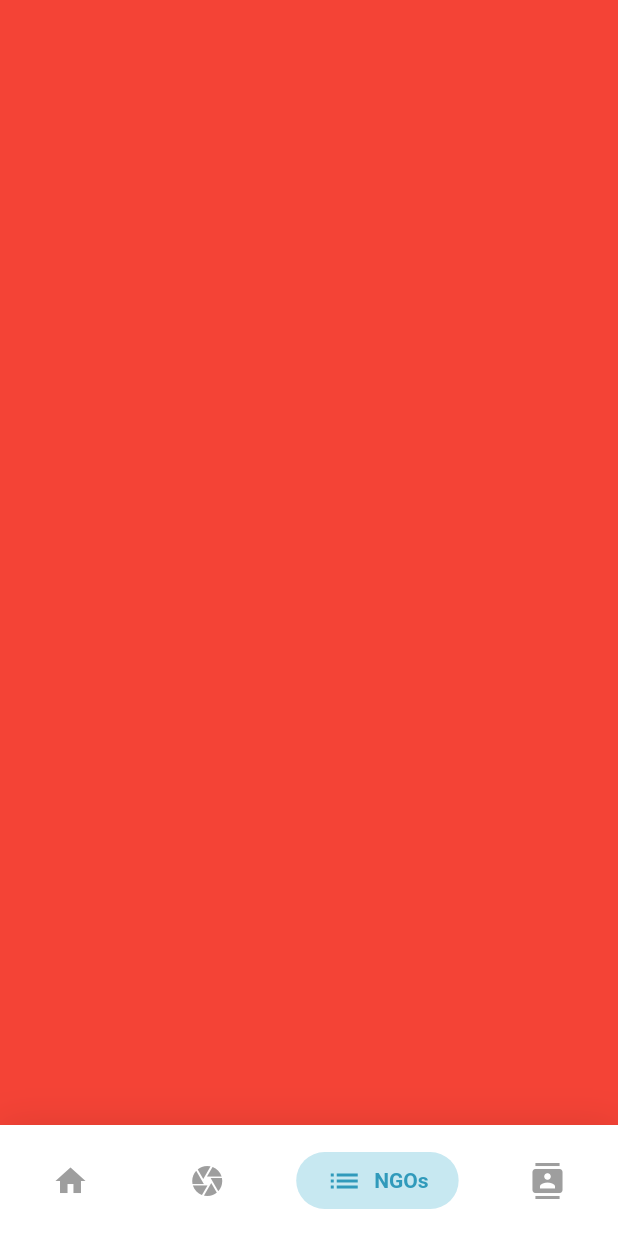
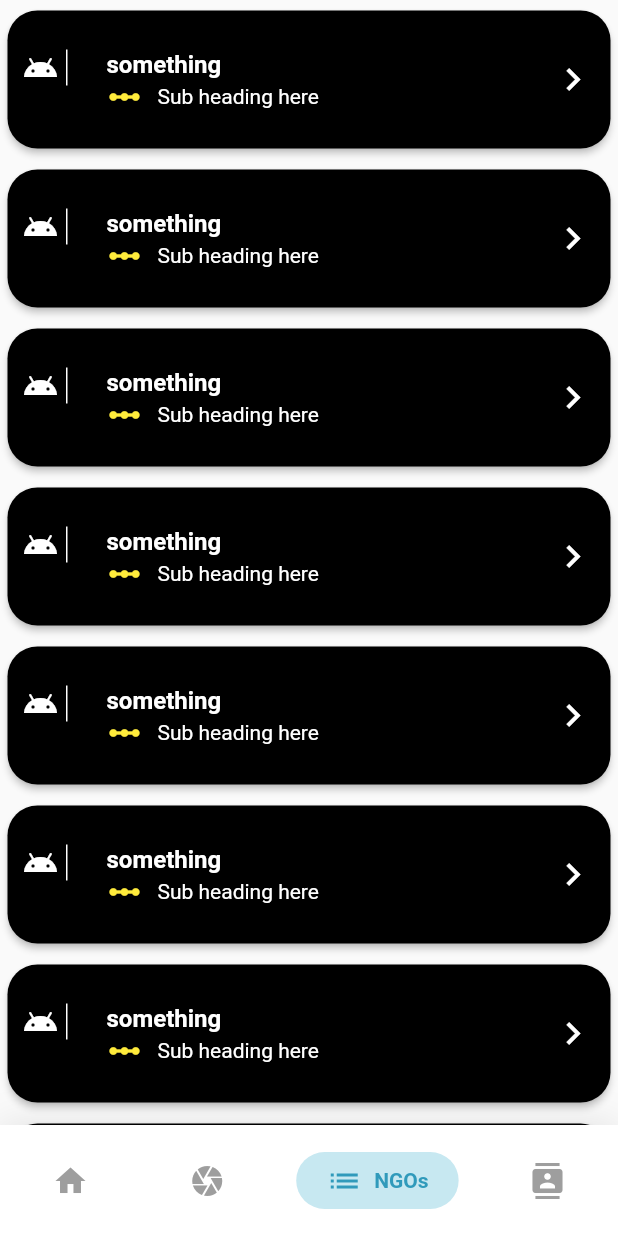
Before and after one commit to aryan29/SIH2020, a Flutter app: the LoginHome screen opened directly, swiped to page 3, on a phone screen of 412 x 824 dp. Run offline on Flutter 3.47's test engine with Material 2 defaults, Android fonts, the light colour scheme and no system bars; drawn by our look-alikes of google_nav_bar; our stand-ins replace dio, flutter_custom_clippers, flutter_rating_bar, flutter_secure_storage, font_awesome_flutter, google_fonts and 5 more; missing offline and left inert: mongo_dart; accounts and stored records are empty; network calls fail; project files that could hold a hidden picture were left out.

Commit message:
Basic UI Done

```diff
--- a/AppDevNew/myapp/lib/Screens/LoginHome.dart
+++ b/AppDevNew/myapp/lib/Screens/LoginHome.dart
@@ -2,6 +2,7 @@ import 'package:flutter/material.dart';
 import 'package:google_nav_bar/google_nav_bar.dart';
 import 'UserProfile.dart';
 import 'uploadImage.dart';
+import 'Ngos.dart';
 
 class LoginHome extends StatefulWidget {
   LoginHome({Key key}) : super(key: key);
@@ -71,8 +72,8 @@ class _LoginHomeState extends State<LoginHome> {
           controller: controller,
           children: <Widget>[
             UserProfile1(),
-           Upload(),
-            Container(color: Colors.red),
+            Upload(),
+            NearbyNGOs(),
             Container(color: Colors.blue),
           ],
         ));
--- /dev/null
+++ b/AppDevNew/myapp/lib/Screens/Ngos.dart
@@ -0,0 +1,25 @@
+import 'package:flutter/material.dart';
+import '../widgets/ListCard.dart';
+
+class NearbyNGOs extends StatefulWidget {
+  NearbyNGOs({Key key}) : super(key: key);
+
+  @override
+  _NearbyNGOsState createState() => _NearbyNGOsState();
+}
+
+class _NearbyNGOsState extends State<NearbyNGOs> {
+  @override
+  Widget build(BuildContext context) {
+    return Container(
+      child: Container(
+          child: ListView.builder(
+              scrollDirection: Axis.vertical,
+              shrinkWrap: true,
+              itemCount: 10,
+              itemBuilder: (BuildContext context, int index) {
+                return MListCard();
+              })),
+    );
+  }
+}
--- a/AppDevNew/myapp/lib/Screens/homescreen.dart
+++ b/AppDevNew/myapp/lib/Screens/homescreen.dart
@@ -141,7 +141,7 @@ class _HomePageState extends State<HomePage> with TickerProviderStateMixin {
                   FadeAnimation(
                       1,
                       Text(
-                        "Welcome",
+                        "Project ...",
                         style: TextStyle(color: Colors.white, fontSize: 50),
                       )),
                   SizedBox(
--- /dev/null
+++ b/AppDevNew/myapp/lib/widgets/ListCard.dart
@@ -0,0 +1,47 @@
+import 'package:flutter/material.dart';
+
+class MListCard extends StatefulWidget {
+  MListCard({Key key}) : super(key: key);
+
+  @override
+  _MListCardState createState() => _MListCardState();
+}
+
+class _MListCardState extends State<MListCard> {
+  @override
+  Widget build(BuildContext context) {
+    return Container(
+      child: Card(
+        color:Colors.black,
+        shape:RoundedRectangleBorder(borderRadius: BorderRadius.circular(20.0)),
+        elevation: 2.0,
+        margin:EdgeInsets.symmetric(horizontal:5.0,vertical:7.0),
+        child: Container(
+          child:ListTile(
+            contentPadding: EdgeInsets.symmetric(horizontal:10.0,vertical:10.0),
+            leading: Container(
+              padding: EdgeInsets.only(right:5.0),
+              decoration:BoxDecoration(
+                border:Border(right:BorderSide(width:1.0,color: Colors.white)),
+              ),
+              child:Icon(Icons.android,color:Colors.white),
+            ),
+            title:Text(
+              "something",
+              style:TextStyle(fontWeight:FontWeight.bold,color:Colors.white),
+            ),
+            subtitle: Row(
+              children: <Widget>[
+              Icon(Icons.linear_scale,color:Colors.yellow),
+              SizedBox(width:10),
+              Text("Sub heading here",style: TextStyle(color:Colors.white),),
+
+            ],),
+            trailing: Icon(Icons.keyboard_arrow_right,size:30.0,color:Colors.white),
+
+          )
+        ),
+      ),
+    );
+  }
+}
```
Also changed, not shown: AppDevNew/myapp/lib/Screens/nearbyngos.dart (deleted).
